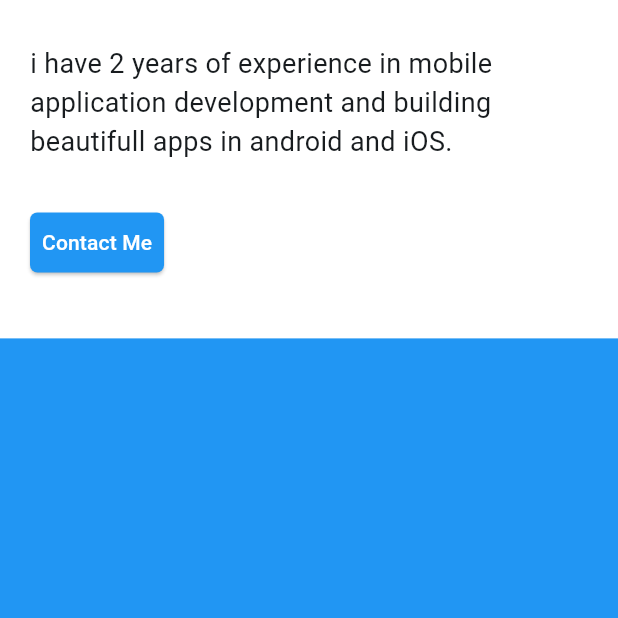
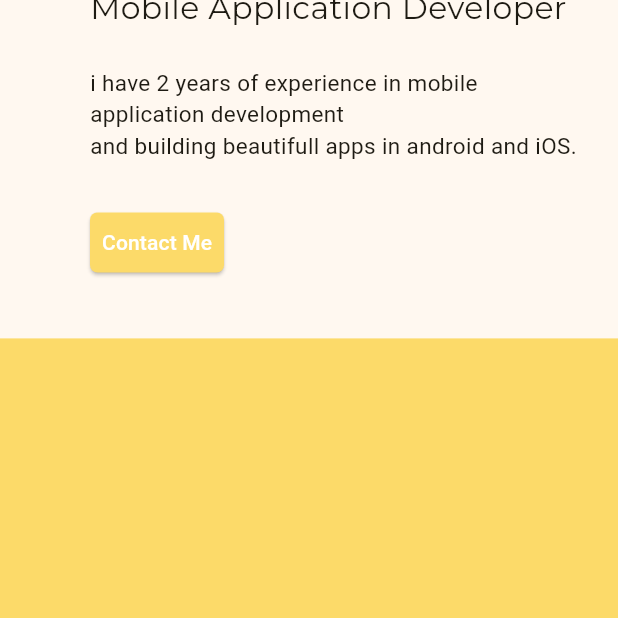
Before and after one commit to MostafaHamed-W/web_-portfolio, a Flutter app: the screen it shows after launch, scrolled down 576 dp, on a phone screen of 412 x 824 dp, the top half of it. Run offline on Flutter 3.47's test engine with Material 3 defaults, Android fonts, the phone set to English and light mode, and no system bars; drawn by our look-alikes of auto_size_text; our stand-ins replace google_fonts.

```diff
--- a/lib/utils/colors.dart
+++ b/lib/utils/colors.dart
@@ -1,5 +1,5 @@
 import 'dart:ui';
 
 class AppColors {
-  static const kPromaryColor = Color(0xFF31b8f6);
+  static const kPromaryColor = Color(0xFFfcda69);
 }
--- a/lib/views/drawer/drawer_view.dart
+++ b/lib/views/drawer/drawer_view.dart
@@ -32,7 +32,7 @@ class DrawerView extends StatelessWidget {
                         contentPadding: const EdgeInsets.only(left: 20),
                         title: Text(
                           item.text,
-                          style: GoogleFonts.montserrat(fontSize: 18, fontWeight: FontWeight.w500),
+                          style: GoogleFonts.montserrat(fontWeight: FontWeight.w500),
                         ),
                         onTap: () {
                           // Update the state of the app.
--- a/lib/views/header/header_mobile_view.dart
+++ b/lib/views/header/header_mobile_view.dart
@@ -13,13 +13,12 @@ class HeaderMobileView extends StatelessWidget {
     return Container(
       height: height * 0.9,
       width: width,
-      color: Colors.white,
+      // color: Colors.white,
       child: Padding(
         padding: const EdgeInsets.symmetric(horizontal: 20, vertical: 40),
         child: Column(
           children: [
-            FlutterLogo(size: 0.3 * height),
-            const Spacer(),
+            Expanded(child: FlutterLogo(size: 0.3 * height)),
             const HeaderBody(isMobile: true),
           ],
         ),
--- a/lib/views/header/widgets/header_body.dart
+++ b/lib/views/header/widgets/header_body.dart
@@ -1,6 +1,7 @@
 import 'package:auto_size_text/auto_size_text.dart';
 import 'package:flutter/material.dart';
 import 'package:google_fonts/google_fonts.dart';
+import 'package:web_portfolio/utils/colors.dart';
 
 class HeaderBody extends StatelessWidget {
   const HeaderBody({
@@ -11,23 +12,27 @@ class HeaderBody extends StatelessWidget {
   final bool isMobile;
   @override
   Widget build(BuildContext context) {
-    return Column(
+    return Padding(
+      padding: const EdgeInsets.only(left: 40),
+      child: Column(
         mainAxisAlignment: MainAxisAlignment.center,
         crossAxisAlignment: CrossAxisAlignment.start,
         children: [
           AutoSizeText(
-          'i\'m a Mobile Application',
+            'Mostafa Hamed',
             style: GoogleFonts.montserrat(fontSize: 50),
+            textAlign: TextAlign.left,
             maxLines: 1,
           ),
           AutoSizeText(
-          'Developer < / >',
-          style: GoogleFonts.montserrat(fontSize: 50),
+            'Mobile Application Developer',
+            style: GoogleFonts.montserrat(fontSize: 30),
+            textAlign: TextAlign.left,
             maxLines: 1,
           ),
           const SizedBox(height: 25),
           const AutoSizeText(
-          'i have 2 years of experience in mobile application development and building beautifull apps in android and iOS.',
+            'i have 2 years of experience in mobile application development\nand building beautifull apps in android and iOS.',
             style: TextStyle(fontSize: 18),
             maxLines: 3,
           ),
@@ -35,7 +40,7 @@ class HeaderBody extends StatelessWidget {
           ElevatedButton(
             onPressed: () {},
             style: ElevatedButton.styleFrom(
-            backgroundColor: Colors.blue,
+              backgroundColor: AppColors.kPromaryColor,
               padding: EdgeInsets.symmetric(vertical: isMobile ? 10 : 17, horizontal: isMobile ? 8 : 15),
               shape: RoundedRectangleBorder(
                 borderRadius: BorderRadius.circular(5),
@@ -49,6 +54,7 @@ class HeaderBody extends StatelessWidget {
             ),
           )
         ],
+      ),
     );
   }
 }
--- a/lib/views/navigation_bar/navigation_bar_view.dart
+++ b/lib/views/navigation_bar/navigation_bar_view.dart
@@ -12,7 +12,7 @@ class NavigationBarView extends StatelessWidget {
       builder: (BuildContext context, BoxConstraints constraints) {
         if (constraints.maxWidth < 600) {
           return Container(
-            color: Colors.white,
+            // color: Colors.white,
             height: 60,
             width: double.infinity,
             child: Row(
@@ -35,12 +35,12 @@ class NavigationBarView extends StatelessWidget {
         return Container(
           height: Sizes.navBarHeight,
           width: Sizes.defaultWidth,
-          color: Colors.white,
+          // color: Colors.white,
           child: Padding(
             padding: const EdgeInsets.symmetric(horizontal: 30),
             child: Row(
               children: [
-                const FlutterLogo(size: 50),
+                // const FlutterLogo(size: 50),
                 const Spacer(),
                 for (var item in kNavigationItems) NavigationBarItem(onTap: () {}, text: item.text),
               ],
--- a/lib/views/portfolio/portfolio_view.dart
+++ b/lib/views/portfolio/portfolio_view.dart
@@ -1,4 +1,5 @@
 import 'package:flutter/material.dart';
+import 'package:web_portfolio/utils/colors.dart';
 import 'package:web_portfolio/views/drawer/drawer_view.dart';
 import 'package:web_portfolio/views/header/header_view.dart';
 import 'package:web_portfolio/views/navigation_bar/navigation_bar_view.dart';
@@ -18,7 +19,7 @@ class PortfolioView extends StatelessWidget {
           children: [
             const NavigationBarView(),
             const HeaderView(),
-            Container(height: 864, width: 1507, color: Colors.blue),
+            Container(height: 864, width: 1507, color: AppColors.kPromaryColor),
             SizedBox(
               height: height,
               width: width,
```
Also changed, not shown: lib/views/header/header_desktop_view.dart (+12 -6 lines), assets/images/main.png (added), assets/images/mainpic.png (added), assets/images/mainpic2.png (added), 4 other files. Lines whose indentation alone changed are shown as unchanged.
